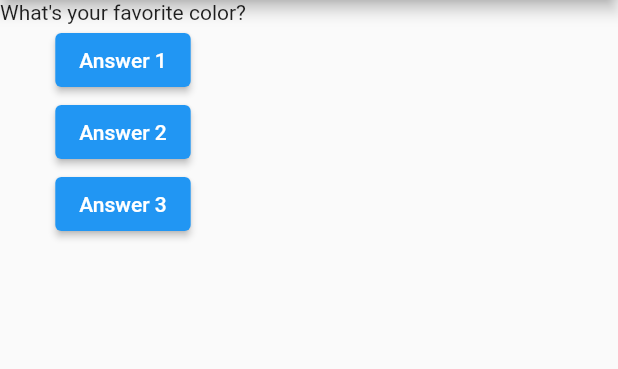
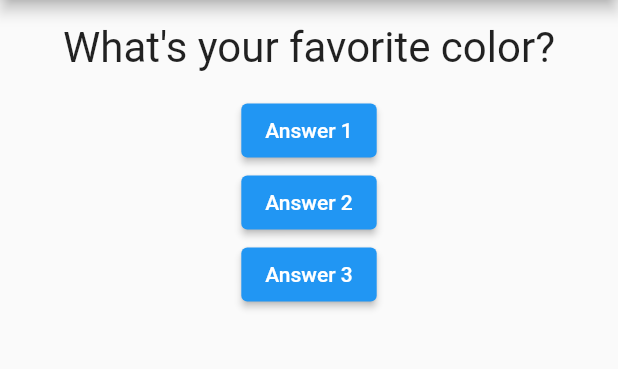
Before and after one commit to ariqd/flutter-first-app, a Flutter app: the screen it shows after launch, on a phone screen of 412 x 824 dp, the part 84-453 px from its top. Run offline on Flutter 3.47's test engine with Material 2 defaults, Android fonts, the phone set to English and light mode, and no system bars.

Commit message:
2-40: Styling new component

```diff
--- a/lib/main.dart
+++ b/lib/main.dart
@@ -1,4 +1,6 @@
 import 'package:flutter/material.dart';
+
+import './question.dart';
 
 // void main() {
 //   runApp(MyApp());
@@ -37,7 +39,7 @@ class _MyAppState extends State<MyApp> {
         ),
         body: Column(
           children: <Widget>[
-            Text(questions[_questionIndex]),
+            Question(questions[_questionIndex]),
             ElevatedButton(
               child: Text('Answer 1'),
               onPressed: _answerQuestion,
--- /dev/null
+++ b/lib/question.dart
@@ -0,0 +1,20 @@
+import 'package:flutter/material.dart';
+
+class Question extends StatelessWidget {
+  final String questionText;
+
+  Question(this.questionText);
+
+  @override
+  Widget build(BuildContext context) {
+    return Container(
+      width: double.infinity,
+      margin: EdgeInsets.all(15),
+      child: Text(
+        questionText,
+        style: TextStyle(fontSize: 28),
+        textAlign: TextAlign.center,
+      ),
+    );
+  }
+}
```
Also changed, not shown: 1 other file.
